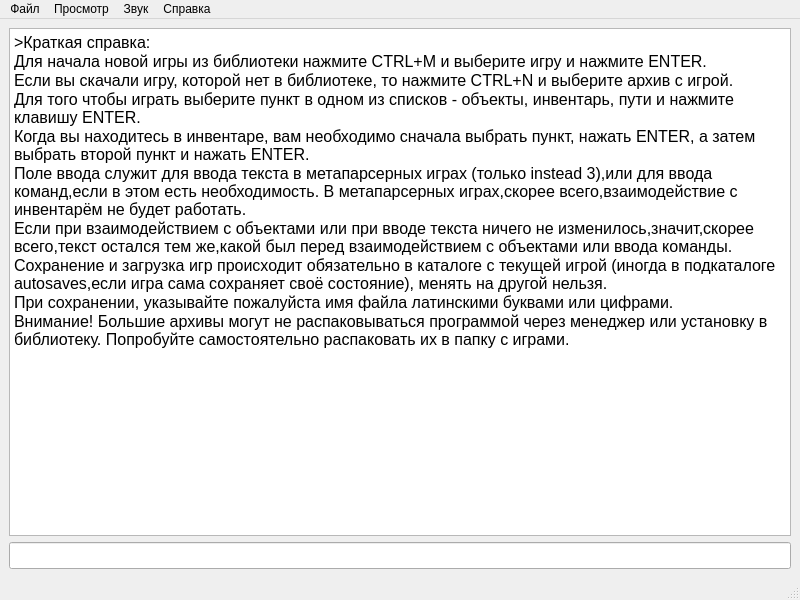
The window that topwindow.ui (mee1b/AGL-Player) describes before a commit, drawn with Qt 5.
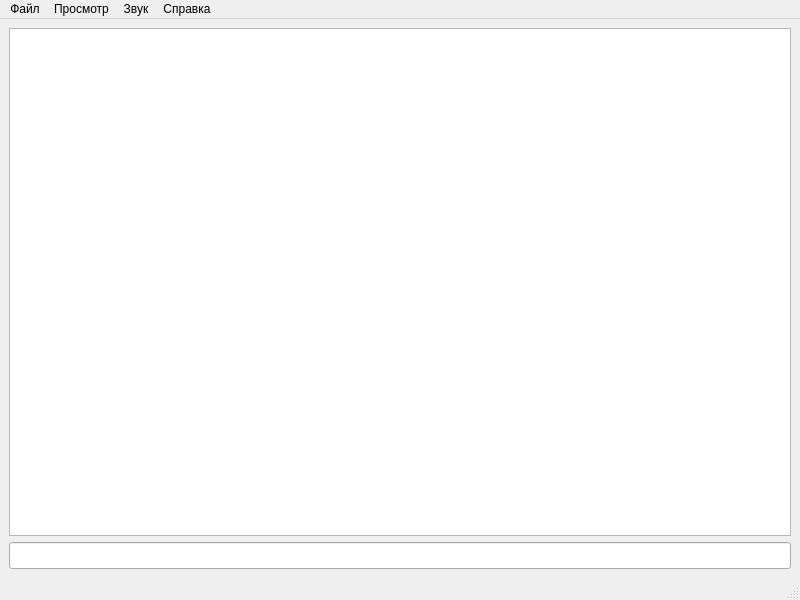
The same window after the commit.

```diff
--- a/topwindow.ui
+++ b/topwindow.ui
@@ -27,16 +27,7 @@
        <bool>false</bool>
       </property>
       <property name="plainText">
-       <string>&gt;Краткая справка:
-Для начала новой игры из библиотеки нажмите CTRL+M и выберите игру и нажмите ENTER.
-Если вы скачали игру, которой нет в библиотеке, то нажмите CTRL+N и выберите архив с игрой.
-Для того чтобы играть выберите пункт в одном из списков - объекты, инвентарь, пути и нажмите клавишу ENTER.
-Когда вы находитесь в инвентаре, вам необходимо сначала выбрать пункт, нажать ENTER, а затем выбрать второй пункт и нажать ENTER.
-Поле ввода служит для ввода текста в метапарсерных играх (только instead 3),или для ввода команд,если в этом есть необходимость. В метапарсерных играх,скорее всего,взаимодействие с инвентарём не будет работать.
-Если при взаимодействием с объектами или при вводе текста ничего не изменилось,значит,скорее всего,текст остался тем же,какой был перед взаимодействием с объектами или ввода команды.
-Сохранение и загрузка игр происходит обязательно в каталоге с текущей игрой (иногда в подкаталоге autosaves,если игра сама сохраняет своё состояние), менять на другой нельзя.
-При сохранении, указывайте пожалуйста имя файла латинскими буквами или цифрами.
-Внимание! Большие архивы могут не распаковываться программой через менеджер или установку в библиотеку. Попробуйте самостоятельно распаковать их в папку с играми.</string>
+       <string/>
       </property>
      </widget>
     </item>
```
